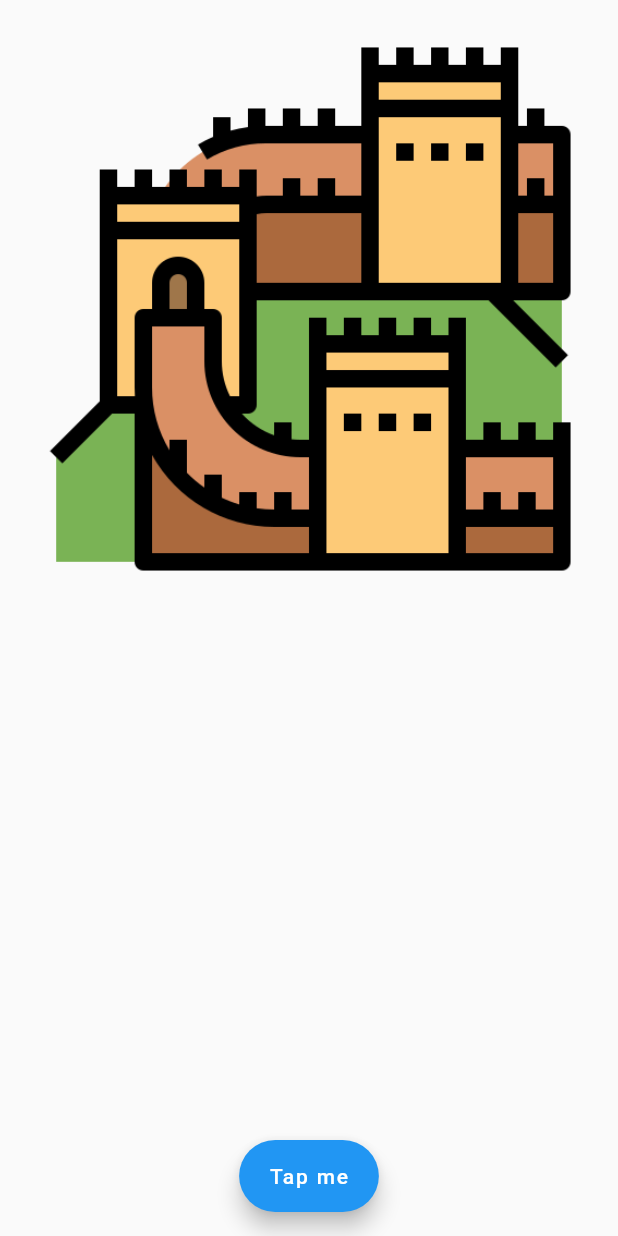
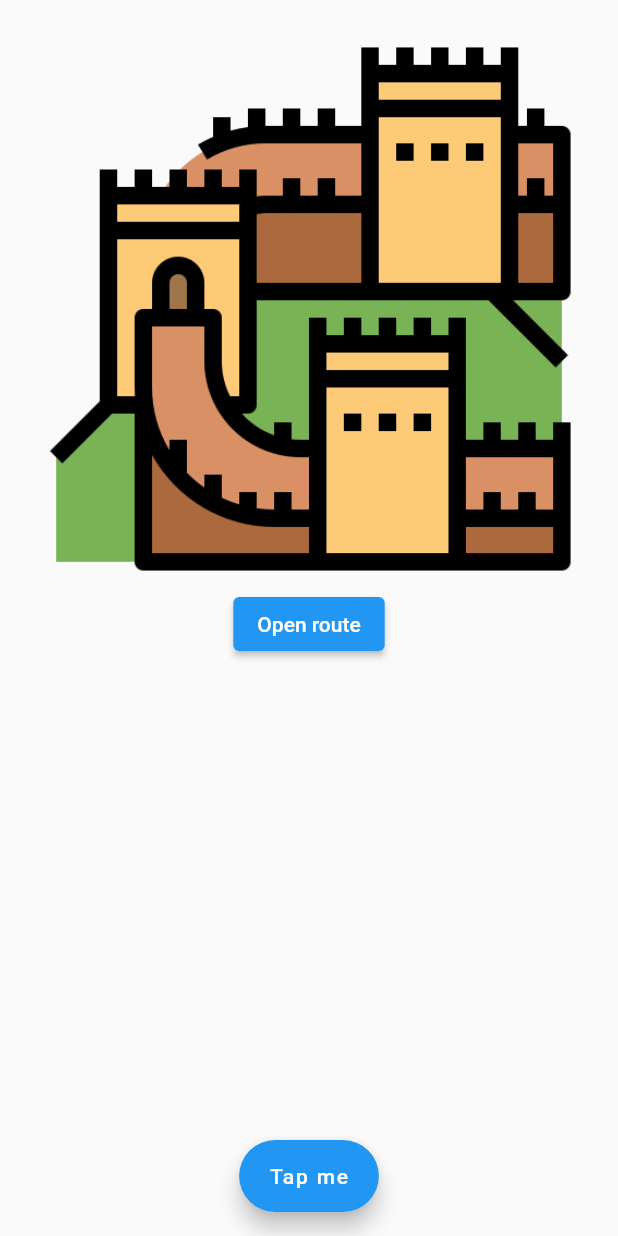
Before and after one commit to Karim-bz/WorkshopFlutter, a Flutter app: the screen it shows after launch, on a phone screen of 412 x 824 dp. Run offline on Flutter 3.47's test engine with Material 2 defaults, Android fonts, the phone set to English and light mode, and no system bars; our stand-ins replace google_fonts.

Commit message:
navigate - don't work

```diff
--- a/lib/wonder.dart
+++ b/lib/wonder.dart
@@ -1,6 +1,8 @@
 import 'dart:math';
 
 import 'package:flutter/material.dart';
+
+import 'mycard.dart';
 
 class WonderWorld extends StatefulWidget {
   WonderWorld({Key key}) : super(key: key);
@@ -28,7 +30,20 @@ class _WonderWorldState extends State<WonderWorld> {
         body: SafeArea(
           child: Container(
             padding: const EdgeInsets.all(20),
-            child: Image.asset("images/$image"),
+            child: Column(
+              children: [
+                Image.asset("images/$image"),
+                ElevatedButton(
+                  child: Text('Open route'),
+                  onPressed: () {
+                    Navigator.push(
+                      context,
+                      MaterialPageRoute(builder: (context) => MyCard()),
+                    );
+                  },
+                ),
+              ],
+            ),
           ),
         ),
         floatingActionButtonLocation: FloatingActionButtonLocation.centerFloat,
```
